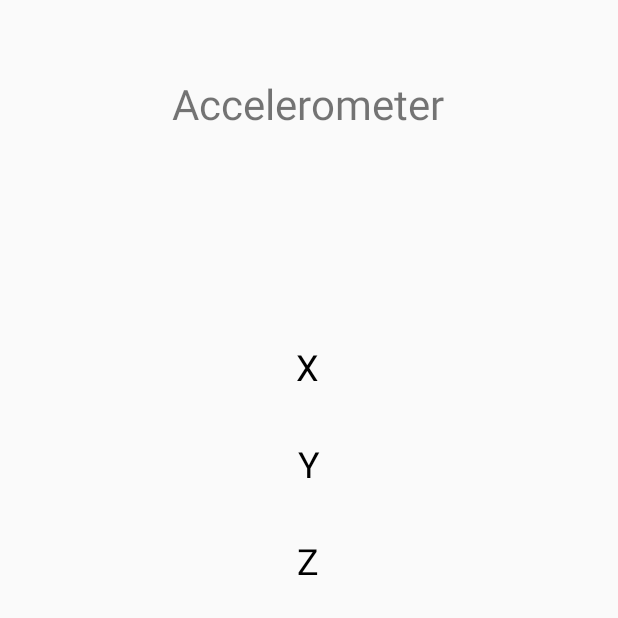
After one commit to jesperbrodin/HelloWorldMAMN01, an Android app: the Accelerometer screen opened directly, with no data from a screen before it, on a phone screen of 412 x 824 dp, the top half of it. The commit adds this screen. Run offline under Robolectric (Android 15) with nearby library versions, the phone set to English and light mode, and no system bars.

Commit message:
Compass and Accelerometer done

```diff
--- a/app/build.gradle
+++ b/app/build.gradle
@@ -4,7 +4,7 @@ android {
     compileSdkVersion 28
     defaultConfig {
         applicationId "com.example.helloworld"
-        minSdkVersion 15
+        minSdkVersion 28
         targetSdkVersion 28
         versionCode 1
         versionName "1.0"
--- a/app/src/main/AndroidManifest.xml
+++ b/app/src/main/AndroidManifest.xml
@@ -8,8 +8,9 @@
         android:label="@string/app_name"
         android:roundIcon="@mipmap/ic_launcher_round"
         android:supportsRtl="true"
-        android:theme="@style/AppTheme">
-        <activity android:name=".Compass"></activity>
+          android:theme="@style/AppTheme">
+        <activity android:name=".Accelerometer"/>
+        <activity android:name=".Compass" />
         <activity android:name=".MainActivity">
             <intent-filter>
                 <action android:name="android.intent.action.MAIN" />
--- /dev/null
+++ b/app/src/main/java/com/example/helloworld/Accelerometer.java
@@ -0,0 +1,72 @@
+package com.example.helloworld;
+
+import android.graphics.Color;
+import android.hardware.Sensor;
+import android.hardware.SensorEvent;
+import android.hardware.SensorEventListener;
+import android.hardware.SensorManager;
+import android.os.Bundle;
+import android.app.Activity;
+import android.support.constraint.ConstraintLayout;
+import android.widget.LinearLayout;
+import android.widget.TextView;
+
+public class Accelerometer extends Activity implements SensorEventListener {
+
+
+
+    private SensorManager sensorManager;
+    private Sensor sensor;
+
+    private TextView xText;
+    private TextView yText;
+    private TextView zText;
+
+    private ConstraintLayout li;
+
+    @Override
+    protected void onCreate(Bundle savedInstanceState) {
+        super.onCreate(savedInstanceState);
+        setContentView(R.layout.activity_accelerometer);
+
+
+        //create our Sensor Manager
+
+        sensorManager = (SensorManager) getSystemService(SENSOR_SERVICE);
+
+        // Acc sensor
+
+        sensor = sensorManager.getDefaultSensor(Sensor.TYPE_ACCELEROMETER);
+
+        // Register sensor Listener
+
+        sensorManager.registerListener(this, sensor, SensorManager.SENSOR_DELAY_NORMAL);
+
+        // Assign TextView
+
+        xText = findViewById (R.id.xText);
+        yText = findViewById (R.id.yText);
+        zText = findViewById (R.id.zText);
+
+        li = findViewById(R.id.myAcc);
+    }
+
+
+    @Override
+    public void onAccuracyChanged(Sensor arg0, int arg1) {
+        // TODO Auto-generated method stub
+
+    }
+
+    @Override
+    public void onSensorChanged(SensorEvent event) {
+        xText.setText("X: " + event.values[0]);
+        yText.setText("Y: " + event.values[1]);
+        zText.setText("Z: " + event.values[2]);
+
+        li.setBackgroundColor(Color.rgb(
+                Math.round(event.values[0] / event.values[2]) * 10,
+                Math.round(event.values[1] / event.values[0]) * 10,
+                Math.round(event.values[2] / event.values [1]) * 10));
+    }
+}
--- /dev/null
+++ b/app/src/main/res/layout/activity_accelerometer.xml
@@ -0,0 +1,76 @@
+<?xml version="1.0" encoding="utf-8"?>
+<android.support.constraint.ConstraintLayout xmlns:android="http://schemas.android.com/apk/res/android"
+    xmlns:app="http://schemas.android.com/apk/res-auto"
+    xmlns:tools="http://schemas.android.com/tools"
+    android:id="@+id/myAcc"
+    android:layout_width="match_parent"
+    android:layout_height="match_parent"
+    tools:context=".Accelerometer">
+
+    <TextView
+        android:id="@+id/Accelerometer"
+        android:layout_width="wrap_content"
+        android:layout_height="wrap_content"
+        android:layout_marginStart="8dp"
+        android:layout_marginLeft="8dp"
+        android:layout_marginTop="50dp"
+        android:layout_marginEnd="8dp"
+        android:layout_marginRight="8dp"
+        android:layout_marginBottom="8dp"
+        android:text="@string/Accelerometer"
+        android:textSize="28sp"
+        app:layout_constraintEnd_toEndOf="parent"
+        app:layout_constraintHorizontal_bias="0.498"
+        app:layout_constraintStart_toStartOf="parent"
+        app:layout_constraintTop_toTopOf="parent" />
+
+
+    <TextView
+        android:id="@+id/xText"
+        android:layout_width="wrap_content"
+        android:layout_height="wrap_content"
+        android:layout_above="@+id/yText"
+        android:layout_centerHorizontal="true"
+        android:layout_marginTop="140dp"
+        android:layout_marginBottom="32dp"
+        android:contentDescription="X Value"
+        android:text="X"
+        android:textColor="#000"
+        android:textSize="24sp"
+        app:layout_constraintBottom_toTopOf="@+id/yText"
+        app:layout_constraintEnd_toEndOf="parent"
+        app:layout_constraintHorizontal_bias="0.498"
+        app:layout_constraintStart_toStartOf="parent"
+        app:layout_constraintTop_toBottomOf="@+id/Accelerometer"
+        tools:text="X" />
+
+    <TextView
+        android:id="@+id/yText"
+        android:layout_width="wrap_content"
+        android:layout_height="wrap_content"
+        android:layout_centerInParent="true"
+        android:layout_marginTop="32dp"
+        android:text="Y"
+        android:textColor="#000"
+        android:textSize="24sp"
+        app:layout_constraintEnd_toEndOf="parent"
+        app:layout_constraintStart_toStartOf="parent"
+        app:layout_constraintTop_toBottomOf="@+id/xText" />
+
+    <TextView
+        android:id="@+id/zText"
+        android:layout_width="wrap_content"
+        android:layout_height="wrap_content"
+        android:layout_below="@+id/yText"
+        android:layout_centerHorizontal="true"
+        android:layout_marginTop="32dp"
+        android:text="Z"
+        android:textColor="#000"
+        android:textSize="24sp"
+        app:layout_constraintEnd_toEndOf="parent"
+        app:layout_constraintHorizontal_bias="0.498"
+        app:layout_constraintStart_toStartOf="parent"
+        app:layout_constraintTop_toBottomOf="@+id/yText" />
+
+
+</android.support.constraint.ConstraintLayout>
--- a/app/src/main/res/values/strings.xml
+++ b/app/src/main/res/values/strings.xml
@@ -1,6 +1,7 @@
 <resources>
-    <string name="app_name">Hello World</string>
+    <string name="app_name">Hello Sensor</string>
     <string name="Compass">Compass</string>
     <string name="Accelerometers">Accelerometers</string>
     <string name="hello_sensor">Hello Sensor</string>
+    <string name="Accelerometer">Accelerometer</string>
 </resources>
```
Also changed, not shown: app/src/main/java/com/example/helloworld/Compass.java (+11 -4 lines), app/src/main/java/com/example/helloworld/MainActivity.java (+18 -1 lines), app/src/main/res/layout/activity_compass.xml (+24 -22 lines), app/src/main/res/layout/activity_main.xml (+5 -4 lines), app/src/main/res/drawable/compass.png (added), app/src/main/res/drawable/needle.png (added), 1 other file.
